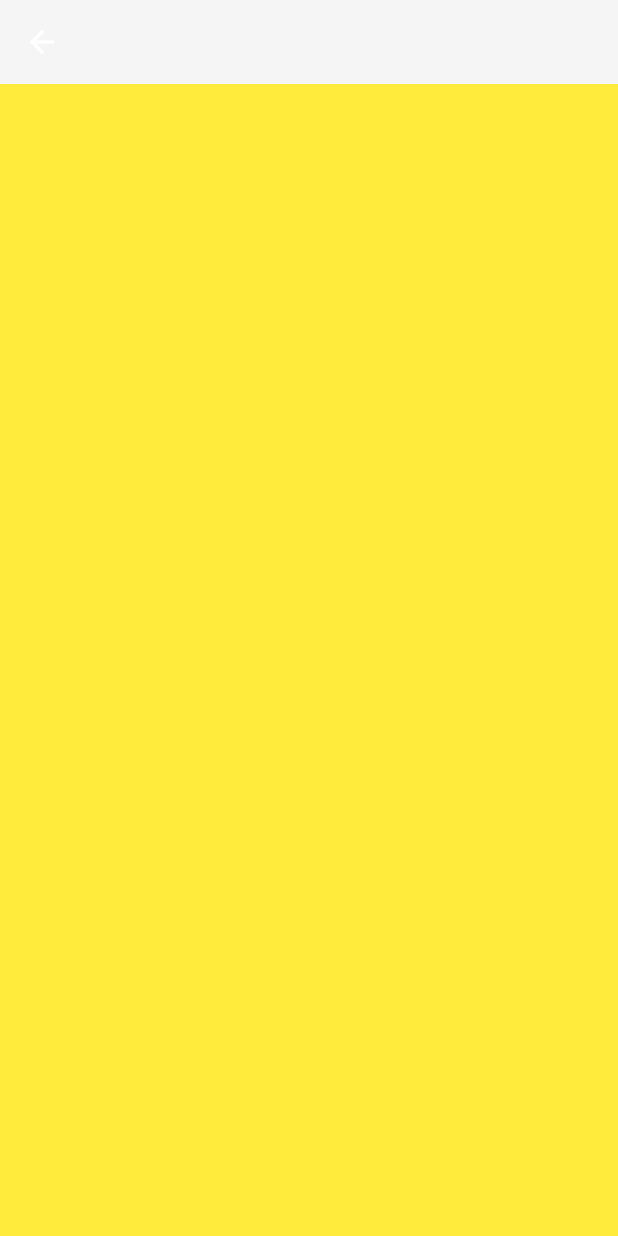
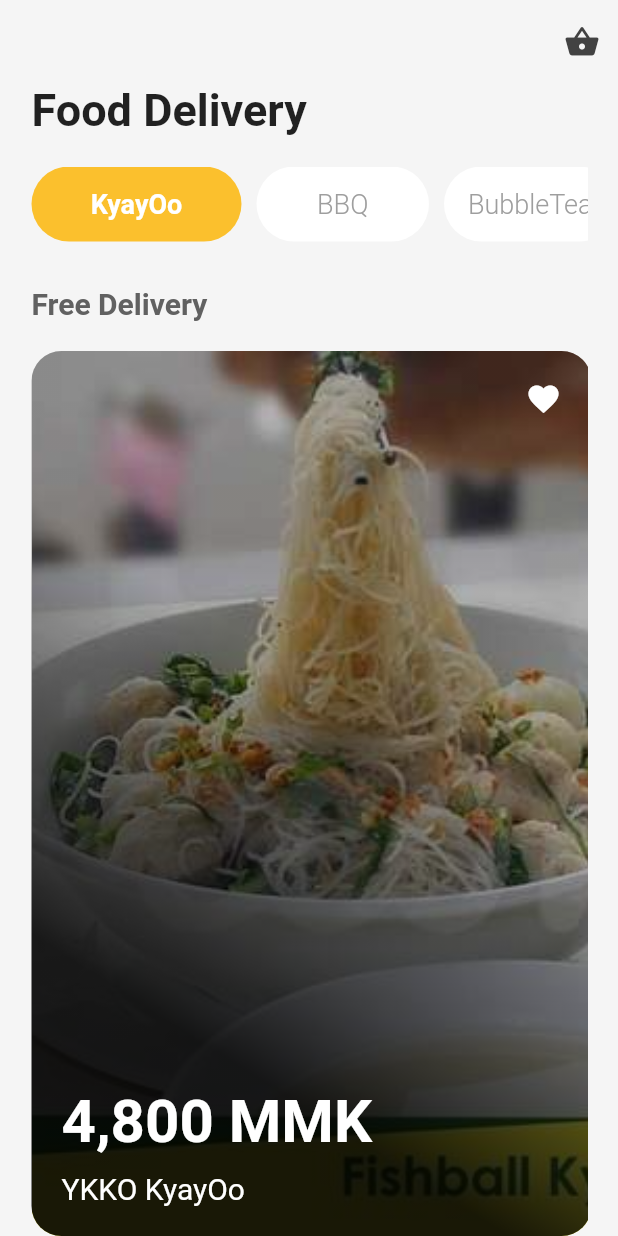
Before and after one commit to zinmyoswe/Flutter-Food-Delivery-App, a Flutter app: the StarterPage screen opened directly, after a tap on "Start", on a phone screen of 412 x 824 dp. Run offline on Flutter 3.47's test engine with Material 2 defaults, Android fonts, the phone set to English and light mode, and no system bars; our stand-ins replace page_transition, simple_animations.

Commit message:
my changes

```diff
--- a/lib/main.dart
+++ b/lib/main.dart
@@ -9,6 +9,6 @@ void main() => runApp(
   MaterialApp(
     debugShowCheckedModeBanner: false,
     theme: ThemeData(fontFamily: 'Roboto'),
-    home:  HomePage(),
+    home:  StarterPage(),
   )
 );
--- a/lib/pages/HomePage.dart
+++ b/lib/pages/HomePage.dart
@@ -1,4 +1,5 @@
 import 'package:flutter/material.dart';
+import 'package:flutterfooddelivery/Animations/FakeAnimation.dart';
 
 class HomePage extends StatefulWidget {
   @override
@@ -13,10 +14,132 @@ class _HomePageState extends State<HomePage> {
       appBar: AppBar(
         backgroundColor: Colors.grey[100],
         elevation: 0,
+        brightness: Brightness.light,
+        leading: Icon(null),
+        actions: <Widget>[
+          IconButton(
+            onPressed: () {},
+            icon: Icon(Icons.shopping_basket, color: Colors.grey[800],),
+          ),
+        ],
       ),
-      body: Container(
-        color: Colors.yellow,
+      body: SafeArea(
+        child: Column(
+          crossAxisAlignment: CrossAxisAlignment.start,
+          children: <Widget>[
+            Padding(
+              padding: EdgeInsets.symmetric(horizontal: 20.0),
+              child: Column(
+                crossAxisAlignment: CrossAxisAlignment.start,
+                children: <Widget>[
+                  FadeAnimation(1, Text('Food Delivery', style : TextStyle(color: Colors.grey[80], fontWeight: FontWeight.bold, fontSize: 30),)),
+                  SizedBox(height: 20,),
+                  Container(
+                    height: 50,
+                    child: ListView(
+                      scrollDirection: Axis.horizontal,
+                      children: <Widget>[
+                        FadeAnimation(1, makeCategory(isActive: true, title: 'KyayOo')),
+                        FadeAnimation(1.3, makeCategory(isActive: false, title: 'BBQ')),
+                        FadeAnimation(1.4, makeCategory(isActive: false, title: 'BubbleTea')),
+                        FadeAnimation(1.5, makeCategory(isActive: false, title: 'FriedChicken')),
+                        FadeAnimation(1.6, makeCategory(isActive: false, title: 'HotPot')),
+                      ],
+                    ),
+                  ),
+                  SizedBox(height: 10,),
+                ],
+              ),
+            ),
+            FadeAnimation(1, Padding(
+              padding: EdgeInsets.all(20),
+              child: Text('Free Delivery', style: TextStyle(color: Colors.grey[700], fontSize: 20, fontWeight: FontWeight.bold),),
+            )),
+            Expanded(
+              child: Padding(
+                padding: EdgeInsets.symmetric(horizontal: 20.0),
+                child: ListView(
+                  scrollDirection: Axis.horizontal,
+                  children: <Widget>[
+                    FadeAnimation(1.4,makeItem(image: 'assets/images/kyay4.jpg')),
+                    FadeAnimation(1.5,makeItem(image: 'assets/images/kyay.png')),
+                    FadeAnimation(1.6,makeItem(image: 'assets/images/kyay2.png')),
+
+                  ],
+                ),
+              ),
+            )
+          ],
+        ),
       )
     );
   }
+
+  Widget makeCategory({isActive, title}){
+    return AspectRatio(
+      aspectRatio: isActive ? 3: 2.5 / 1,
+      child: Container(
+        margin: EdgeInsets.only(right:10),
+        decoration: BoxDecoration(
+          color: isActive ? Colors.yellow[700] : Colors.white,
+          borderRadius: BorderRadius.circular(50),
+        ),
+        child: Align(
+          child: Text(title, style: TextStyle(color: isActive ? Colors.white : Colors.grey[500], fontSize: 18, fontWeight: isActive ? FontWeight.bold : FontWeight.w100), ),
+        ),
+      ),
+    );
+  }
+
+  Widget makeItem({image}){
+    return AspectRatio(
+      aspectRatio: 1 / 1.5,
+      child: GestureDetector(
+        child: Container(
+          margin: EdgeInsets.only(right: 20),
+          decoration: BoxDecoration(
+            borderRadius: BorderRadius.circular(20),
+            image: DecorationImage(
+              image: AssetImage(image),
+              fit: BoxFit.cover,
+            )
+          ),
+          child: Container(
+            decoration: BoxDecoration(
+                borderRadius: BorderRadius.circular(20),
+              gradient: LinearGradient(
+                begin: Alignment.bottomCenter,
+                stops: [.2, .9],
+                colors: [
+                  Colors.black.withOpacity(.9),
+                  Colors.black.withOpacity(.3),
+                ]
+              )
+            ),
+            child: Padding(
+              padding: EdgeInsets.all(20.0),
+              child: Column(
+                crossAxisAlignment: CrossAxisAlignment.start,
+                mainAxisAlignment: MainAxisAlignment.spaceBetween,
+                children: <Widget>[
+                  Align(
+                    alignment: Alignment.topRight,
+                    child: Icon(Icons.favorite, color: Colors.white,),
+                  ),
+                  Column(
+                    crossAxisAlignment: CrossAxisAlignment.start,
+                    children: <Widget>[
+                      Text("\4,800 MMK", style: TextStyle(color: Colors.white, fontSize: 40, fontWeight: FontWeight.bold),),
+                      SizedBox(height: 10,),
+                      Text("YKKO KyayOo", style: TextStyle(color: Colors.white, fontSize: 20),)
+                    ],
+                  )
+                ],
+              ),
+            ),
+          ),
+        ),
+      ),
+    );
+  }
 }
```
